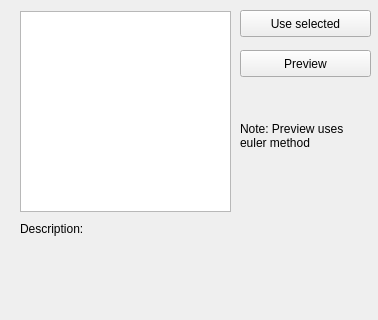
Old version of the form ParticlePresetForm.ui in the repository berryboy2012/comp_phys_pres.
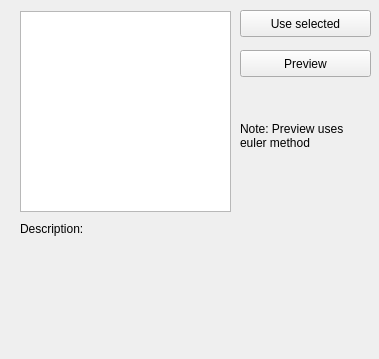
New version of the form.

Commit message: add more space in preset form

```diff
--- a/ParticlePresetForm.ui
+++ b/ParticlePresetForm.ui
@@ -6,8 +6,8 @@
    <rect>
     <x>0</x>
     <y>0</y>
-    <width>378</width>
-    <height>320</height>
+    <width>379</width>
+    <height>359</height>
    </rect>
   </property>
   <property name="windowTitle">
@@ -32,7 +32,7 @@
      <x>20</x>
      <y>250</y>
      <width>321</width>
-     <height>61</height>
+     <height>91</height>
     </rect>
    </property>
    <property name="text">
@@ -41,6 +41,9 @@
    <property name="alignment">
     <set>Qt::AlignLeading|Qt::AlignLeft|Qt::AlignTop</set>
    </property>
+   <property name="wordWrap">
+    <bool>true</bool>
+   </property>
   </widget>
   <widget class="QLabel" name="des_label">
    <property name="geometry">
```
